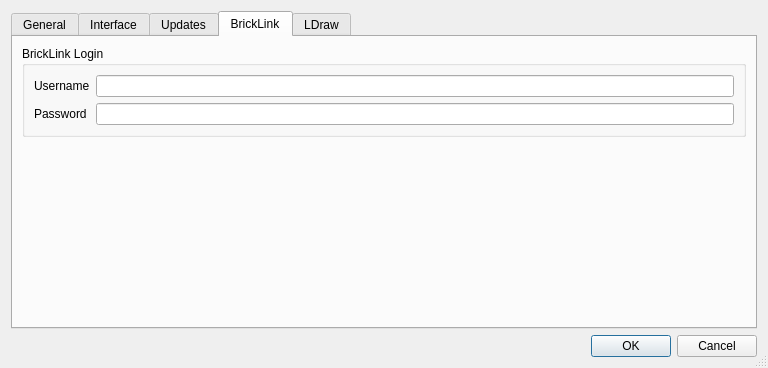
Old version of the form src/settingsdialog.ui in the repository rgriebl/brickstore.
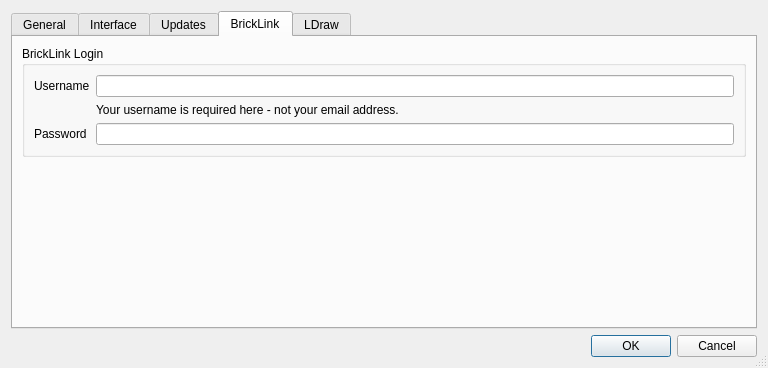
New version of the form. The open tabs and pages were chosen to show the change. Icons and pictures are not drawn.

Commit message:
Improve store import error messages
Also give the user immediate feedback, if he's entering his email address
instead of his username in the Settings dialog

Closes: #249

```diff
--- a/src/settingsdialog.ui
+++ b/src/settingsdialog.ui
@@ -726,20 +726,33 @@
           <item row="0" column="1">
            <widget class="QLineEdit" name="w_bl_username"/>
           </item>
-          <item row="1" column="0">
+          <item row="2" column="0">
            <widget class="QLabel" name="label_4">
             <property name="text">
              <string>Password</string>
             </property>
            </widget>
           </item>
-          <item row="1" column="1">
+          <item row="2" column="1">
            <widget class="QLineEdit" name="w_bl_password">
             <property name="echoMode">
              <enum>QLineEdit::PasswordEchoOnEdit</enum>
             </property>
            </widget>
           </item>
+          <item row="1" column="1">
+           <widget class="QLabel" name="w_bl_username_note">
+            <property name="frameShape">
+             <enum>QFrame::NoFrame</enum>
+            </property>
+            <property name="text">
+             <string>Your username is required here - not your email address.</string>
+            </property>
+            <property name="textFormat">
+             <enum>Qt::RichText</enum>
+            </property>
+           </widget>
+          </item>
          </layout>
         </widget>
        </item>
```
The commit also changes 2 other files.
